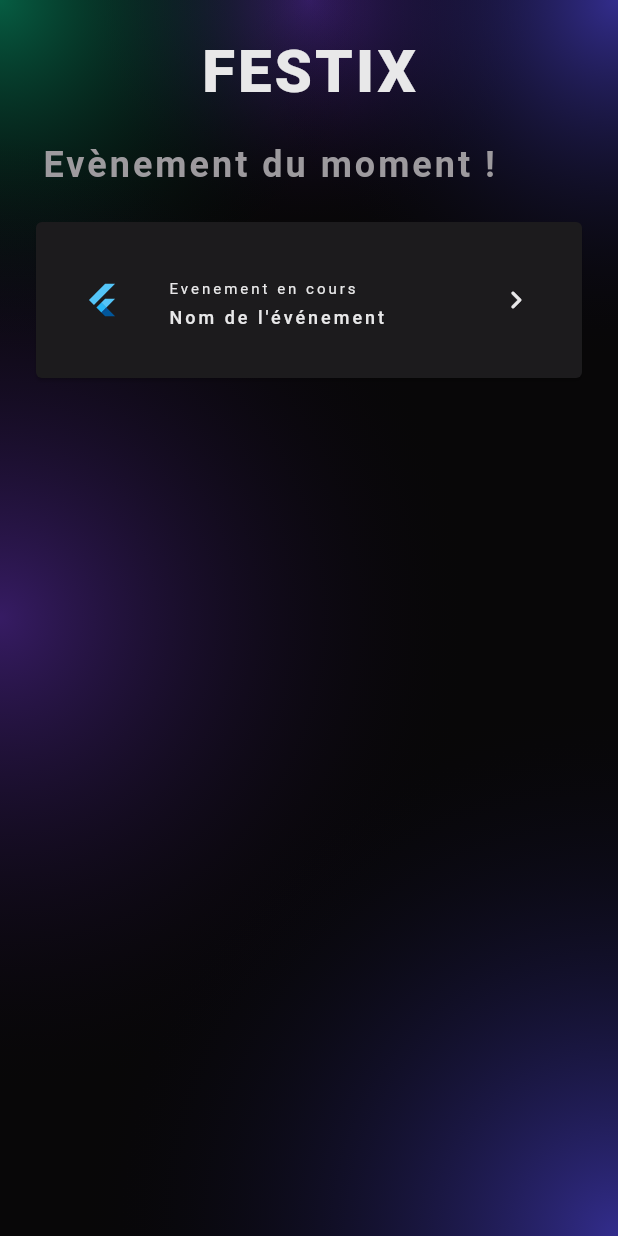
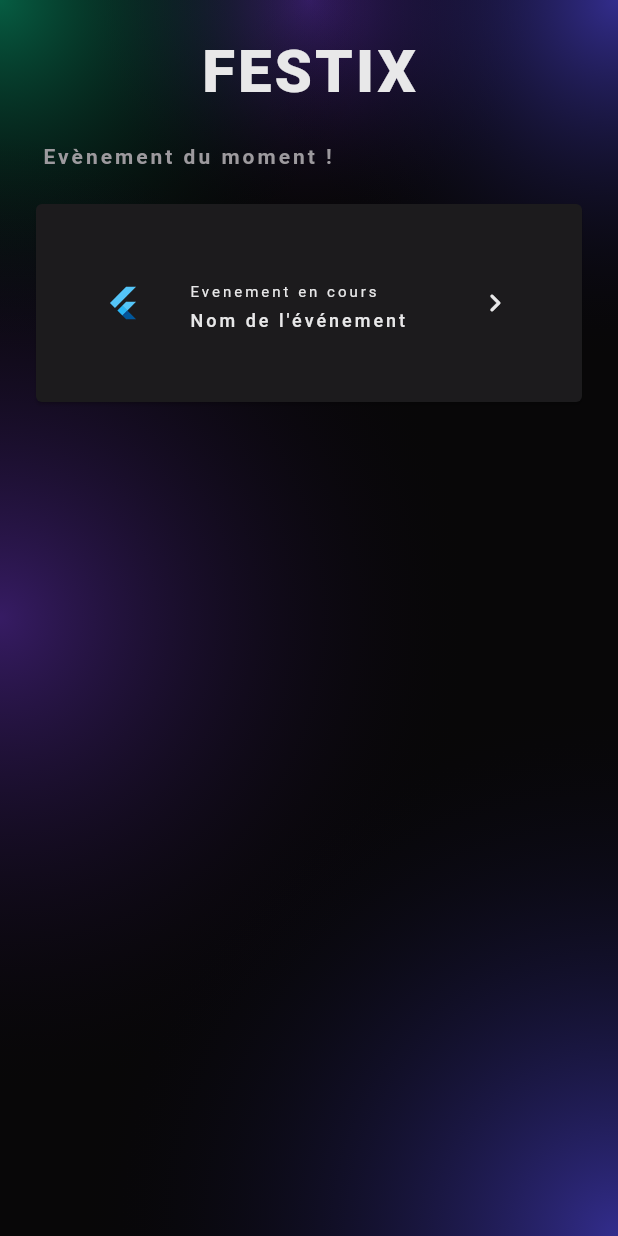
Before and after one commit to CinquinAndy/FestixApp, a Flutter app: the screen it shows after launch, on a phone screen of 412 x 824 dp. Run offline on Flutter 3.47's test engine with Material 2 defaults, Android fonts, the phone set to English and light mode, and no system bars; Roboto replaces fonts that are missing (RedHatText).

Commit message:
card event done

```diff
--- a/lib/src/views/card_custom.dart
+++ b/lib/src/views/card_custom.dart
@@ -16,7 +16,7 @@ class CardCustom extends StatelessWidget {
           ),
           Card(
             child: Padding(
-              padding: const EdgeInsets.all(16.0),
+              padding: const EdgeInsets.all(30.0),
               child: ListTile(
                 leading: const SizedBox(
                     child: FlutterLogo(), height: double.infinity),
--- a/lib/src/widgets/styles.dart
+++ b/lib/src/widgets/styles.dart
@@ -21,7 +21,7 @@ const TextStyle heading3Style = TextStyle(
 
 const TextStyle heading4Style = TextStyle(
     fontFamily: "RedHatText",
-    fontSize: 24,
+    fontSize: 14,
     fontWeight: FontWeight.w700,
     letterSpacing: 2);
 
```
